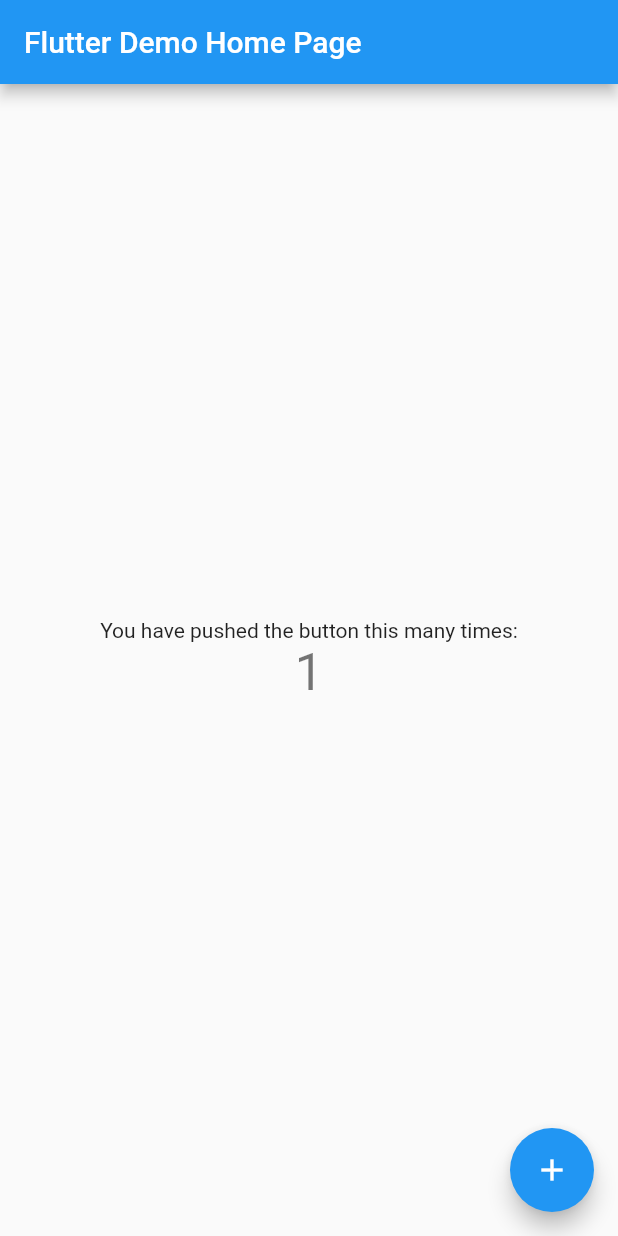
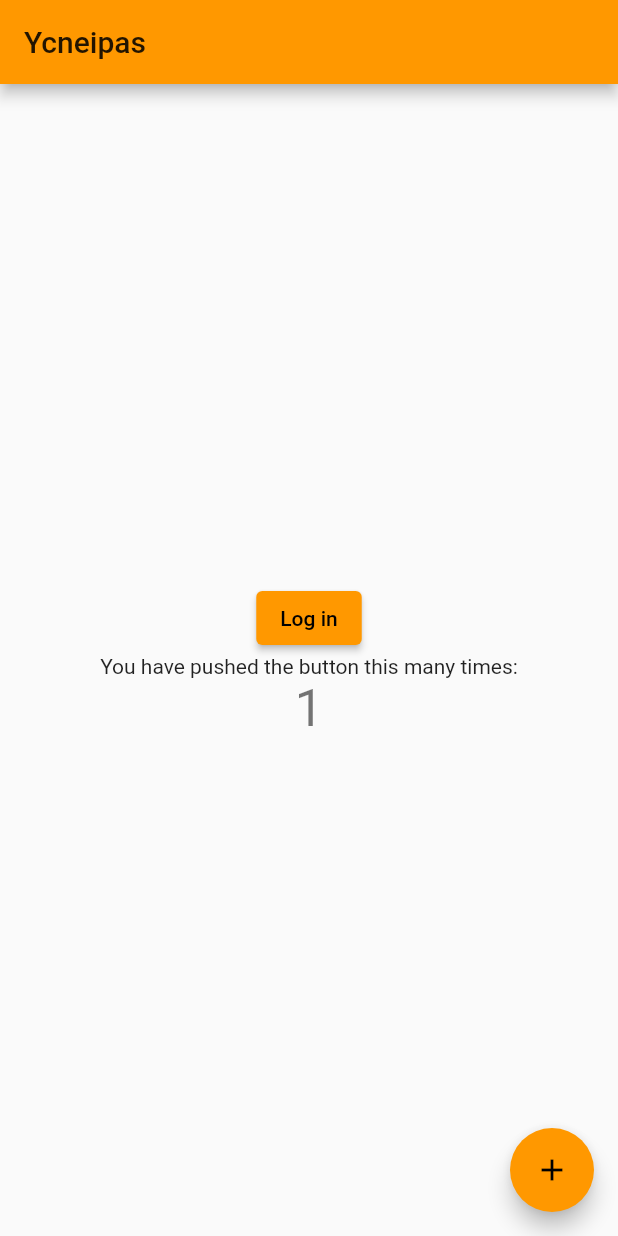
Before and after one commit to Madek1/Ycneipas, a Flutter app: the screen it shows after launch, after a tap on the "add" icon, on a phone screen of 412 x 824 dp. Run offline on Flutter 3.47's test engine with Material 2 defaults, Android fonts, the phone set to English and light mode, and no system bars; our stand-ins replace flutter_redux, redux.

Commit message:
Added 'blank' log in button

```diff
--- /dev/null
+++ b/lib/app.dart
@@ -0,0 +1,22 @@
+import 'package:flutter/material.dart';
+import 'package:flutter_redux/flutter_redux.dart';
+import 'package:untitled/pages/home.dart';
+import 'package:untitled/store/store.dart';
+
+class App extends StatelessWidget {
+  @override
+  Widget build(BuildContext context) {
+    return MaterialApp(
+      title: 'Ycneipas',
+      theme: ThemeData(
+        primarySwatch: Colors.orange,
+      ),
+      home: StoreProvider<AppState>(
+        store: Redux.store,
+        child: HomePage(
+          title: 'Ycneipas',
+        ),
+      ),
+    );
+  }
+}
--- a/lib/main.dart
+++ b/lib/main.dart
@@ -1,113 +1,8 @@
 import 'package:flutter/material.dart';
+import 'package:untitled/app.dart';
+import 'package:untitled/store/store.dart';
 
-void main() {
-  runApp(MyApp());
+void main() async {
+  await Redux.init();
+  runApp(App());
 }
-
-class MyApp extends StatelessWidget {
-  // This widget is the root of your application.
-  @override
-  Widget build(BuildContext context) {
-    return MaterialApp(
-      title: 'Flutter Demo',
-      theme: ThemeData(
-        // This is the theme of your application.
-        //
-        // Try running your application with "flutter run". You'll see the
-        // application has a blue toolbar. Then, without quitting the app, try
-        // changing the primarySwatch below to Colors.green and then invoke
-        // "hot reload" (press "r" in the console where you ran "flutter run",
-        // or simply save your changes to "hot reload" in a Flutter IDE).
-        // Notice that the counter didn't reset back to zero; the application
-        // is not restarted.
-        primarySwatch: Colors.blue,
-      ),
-      home: MyHomePage(title: 'Flutter Demo Home Page'),
-    );
-  }
-}
-
-class MyHomePage extends StatefulWidget {
-  MyHomePage({Key? key, required this.title}) : super(key: key);
-
-  // This widget is the home page of your application. It is stateful, meaning
-  // that it has a State object (defined below) that contains fields that affect
-  // how it looks.
-
-  // This class is the configuration for the state. It holds the values (in this
-  // case the title) provided by the parent (in this case the App widget) and
-  // used by the build method of the State. Fields in a Widget subclass are
-  // always marked "final".
-
-  final String title;
-
-  @override
-  _MyHomePageState createState() => _MyHomePageState();
-}
-
-class _MyHomePageState extends State<MyHomePage> {
-  int _counter = 0;
-
-  void _incrementCounter() {
-    setState(() {
-      // This call to setState tells the Flutter framework that something has
-      // changed in this State, which causes it to rerun the build method below
-      // so that the display can reflect the updated values. If we changed
-      // _counter without calling setState(), then the build method would not be
-      // called again, and so nothing would appear to happen.
-      _counter++;
-    });
-  }
-
-  @override
-  Widget build(BuildContext context) {
-    // This method is rerun every time setState is called, for instance as done
-    // by the _incrementCounter method above.
-    //
-    // The Flutter framework has been optimized to make rerunning build methods
-    // fast, so that you can just rebuild anything that needs updating rather
-    // than having to individually change instances of widgets.
-    return Scaffold(
-      appBar: AppBar(
-        // Here we take the value from the MyHomePage object that was created by
-        // the App.build method, and use it to set our appbar title.
-        title: Text(widget.title),
-      ),
-      body: Center(
-        // Center is a layout widget. It takes a single child and positions it
-        // in the middle of the parent.
-        child: Column(
-          // Column is also a layout widget. It takes a list of children and
-          // arranges them vertically. By default, it sizes itself to fit its
-          // children horizontally, and tries to be as tall as its parent.
-          //
-          // Invoke "debug painting" (press "p" in the console, choose the
-          // "Toggle Debug Paint" action from the Flutter Inspector in Android
-          // Studio, or the "Toggle Debug Paint" command in Visual Studio Code)
-          // to see the wireframe for each widget.
-          //
-          // Column has various properties to control how it sizes itself and
-          // how it positions its children. Here we use mainAxisAlignment to
-          // center the children vertically; the main axis here is the vertical
-          // axis because Columns are vertical (the cross axis would be
-          // horizontal).
-          mainAxisAlignment: MainAxisAlignment.center,
-          children: <Widget>[
-            Text(
-              'You have pushed the button this many times:',
-            ),
-            Text(
-              '$_counter',
-              style: Theme.of(context).textTheme.headline4,
-            ),
-          ],
-        ),
-      ),
-      floatingActionButton: FloatingActionButton(
-        onPressed: _incrementCounter,
-        tooltip: 'Increment',
-        child: Icon(Icons.add),
-      ), // This trailing comma makes auto-formatting nicer for build methods.
-    );
-  }
-}
--- /dev/null
+++ b/lib/pages/home.dart
@@ -0,0 +1,81 @@
+import 'package:flutter/material.dart';
+import 'package:flutter_redux/flutter_redux.dart';
+import 'package:untitled/store/models/user_model.dart';
+import 'package:untitled/store/store.dart';
+
+class HomePage extends StatefulWidget {
+  HomePage({Key? key, required this.title}) : super(key: key);
+
+  // This widget is the home page of your application. It is stateful, meaning
+  // that it has a State object (defined below) that contains fields that affect
+  // how it looks.
+
+  // This class is the configuration for the state. It holds the values (in this
+  // case the title) provided by the parent (in this case the App widget) and
+  // used by the build method of the State. Fields in a Widget subclass are
+  // always marked "final".
+
+  final String title;
+
+  @override
+  _MyHomePageState createState() => _MyHomePageState();
+}
+
+class _MyHomePageState extends State<HomePage> {
+  int _counter = 0;
+
+  void _incrementCounter() {
+    setState(() {
+      // This call to setState tells the Flutter framework that something has
+      // changed in this State, which causes it to rerun the build method below
+      // so that the display can reflect the updated values. If we changed
+      // _counter without calling setState(), then the build method would not be
+      // called again, and so nothing would appear to happen.
+      _counter++;
+    });
+  }
+
+  void _logIn() {
+    Redux.store.dispatch(logInUserAction)
+  }
+
+  @override
+  Widget build(BuildContext context) {
+    return Scaffold(
+      appBar: AppBar(
+        title: Text(widget.title),
+      ),
+      body: Center(
+        child: Column(
+          mainAxisAlignment: MainAxisAlignment.center,
+          children: <Widget>[
+            StoreConnector<AppState, UserModel?>(
+              builder: (context, user) {
+                if (user != null) {
+                  return Text(user.name!);
+                }
+                return ElevatedButton(
+                  onPressed: () {},
+                  child: Text('Log in'),
+                );
+              },
+              converter: (store) => store.state.userState.user,
+            ),
+            Text(
+              'You have pushed the button this many times:',
+            ),
+            Text(
+              '$_counter',
+              style: Theme.of(context).textTheme.headline4,
+            ),
+          ],
+        ),
+      ),
+      floatingActionButton: FloatingActionButton(
+        onPressed: _incrementCounter,
+        tooltip: 'Increment',
+        child: Icon(Icons.add),
+      ),
+    );
+  }
+}
```
Also changed, not shown: 1 other file.
